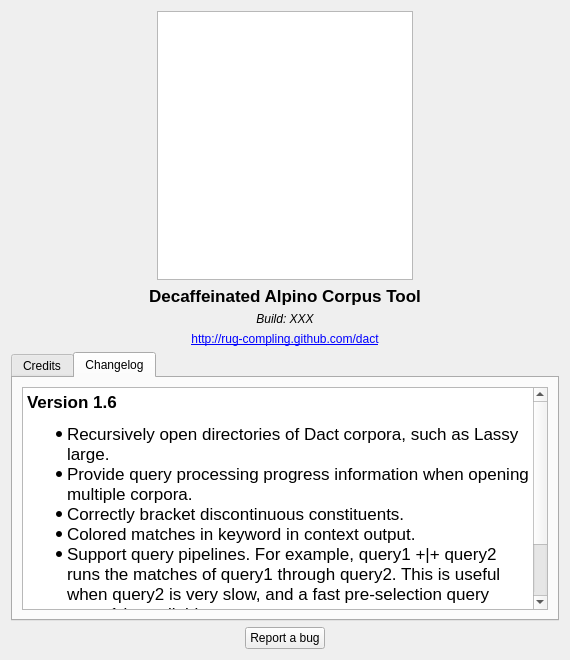
Old version of the form ui/AboutWindow.ui in the repository rug-compling/dact.
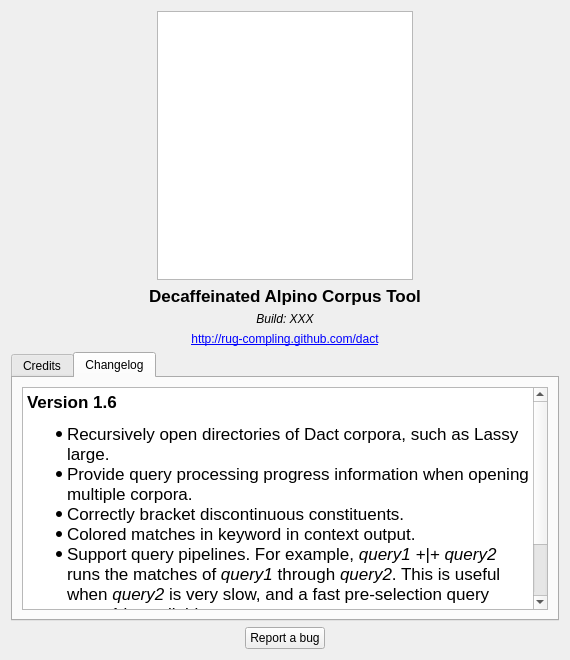
New version of the form. The open tabs and pages were chosen to show the change.

Commit message: For mysterious reasons, '|' is not displayed with a constant-width font.

Patch:
```diff
--- a/ui/AboutWindow.ui
+++ b/ui/AboutWindow.ui
@@ -202,7 +202,7 @@
 &lt;li style=&quot; margin-top:0px; margin-bottom:0px; margin-left:0px; margin-right:0px; -qt-block-indent:0; text-indent:0px;&quot;&gt;Provide query processing progress information when opening multiple corpora.&lt;/li&gt;
 &lt;li style=&quot; margin-top:0px; margin-bottom:0px; margin-left:0px; margin-right:0px; -qt-block-indent:0; text-indent:0px;&quot;&gt;Correctly bracket discontinuous constituents.&lt;/li&gt;
 &lt;li style=&quot; margin-top:0px; margin-bottom:0px; margin-left:0px; margin-right:0px; -qt-block-indent:0; text-indent:0px;&quot;&gt;Colored matches in keyword in context output.&lt;/li&gt;
-&lt;li style=&quot; margin-top:0px; margin-bottom:0px; margin-left:0px; margin-right:0px; -qt-block-indent:0; text-indent:0px;&quot;&gt;Support query pipelines. For example, &lt;span style=&quot; font-family:'Courier New,courier';&quot;&gt;query1 +|+ query2&lt;/span&gt; runs the matches of &lt;span style=&quot; font-family:'Courier New,courier';&quot;&gt;query1&lt;/span&gt; through &lt;span style=&quot; font-family:'Courier New,courier';&quot;&gt;query2&lt;/span&gt;. This is useful when &lt;span style=&quot; font-family:'Courier New,courier';&quot;&gt;query2&lt;/span&gt; is very slow, and a fast pre-selection query &lt;span style=&quot; font-family:'Courier New,courier';&quot;&gt;query1&lt;/span&gt; is available.&lt;/li&gt;
+&lt;li style=&quot; margin-top:0px; margin-bottom:0px; margin-left:0px; margin-right:0px; -qt-block-indent:0; text-indent:0px;&quot;&gt;Support query pipelines. For example, &lt;span style=&quot; font-style:italic;&quot;&gt;query1 +|+ query2&lt;/span&gt; runs the matches of &lt;span style=&quot; font-style:italic;&quot;&gt;query1&lt;/span&gt; through &lt;span style=&quot; font-style:italic;&quot;&gt;query2&lt;/span&gt;. This is useful when &lt;span style=&quot; font-style:italic;&quot;&gt;query2&lt;/span&gt; is very slow, and a fast pre-selection query &lt;span style=&quot; font-style:italic;&quot;&gt;query1&lt;/span&gt; is available.&lt;/li&gt;
 &lt;li style=&quot; margin-top:0px; margin-bottom:0px; margin-left:0px; margin-right:0px; -qt-block-indent:0; text-indent:0px;&quot;&gt;Full-screen support on Mac OS X.&lt;/li&gt;
 &lt;li style=&quot; margin-top:0px; margin-bottom:12px; margin-left:0px; margin-right:0px; -qt-block-indent:0; text-indent:0px;&quot;&gt;The macro file parser is rewritten, and should give more accurate information if the macro file contains errors.&lt;/li&gt;&lt;/ul&gt;&lt;/body&gt;&lt;/html&gt;</string>
          </property>
```
